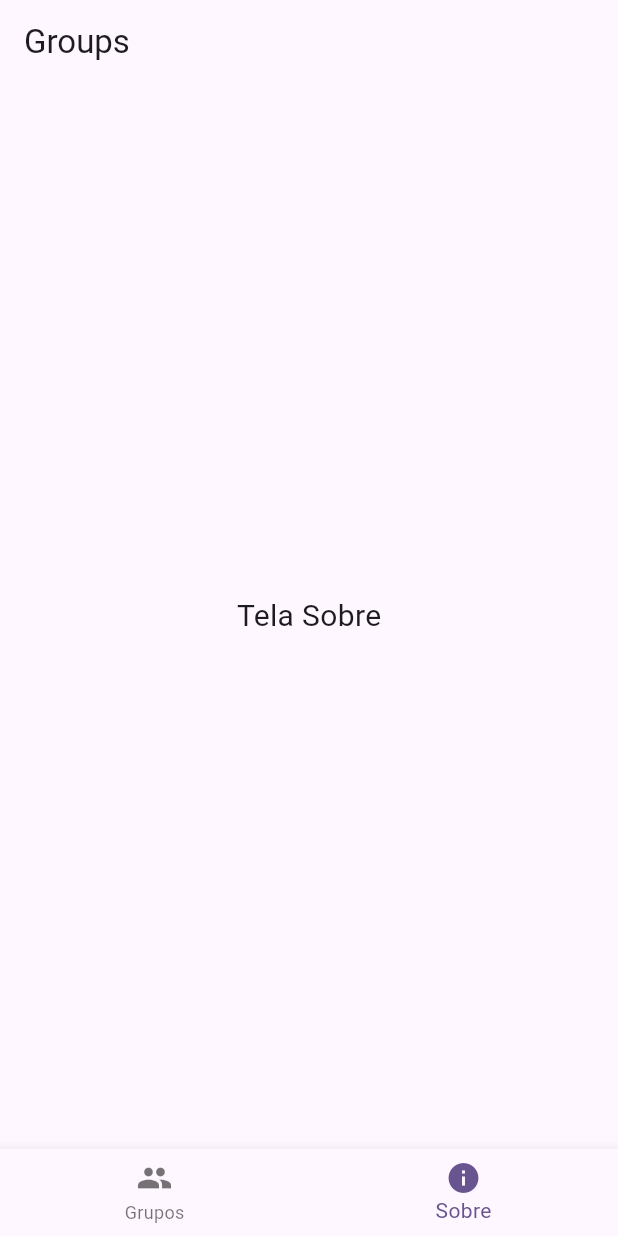
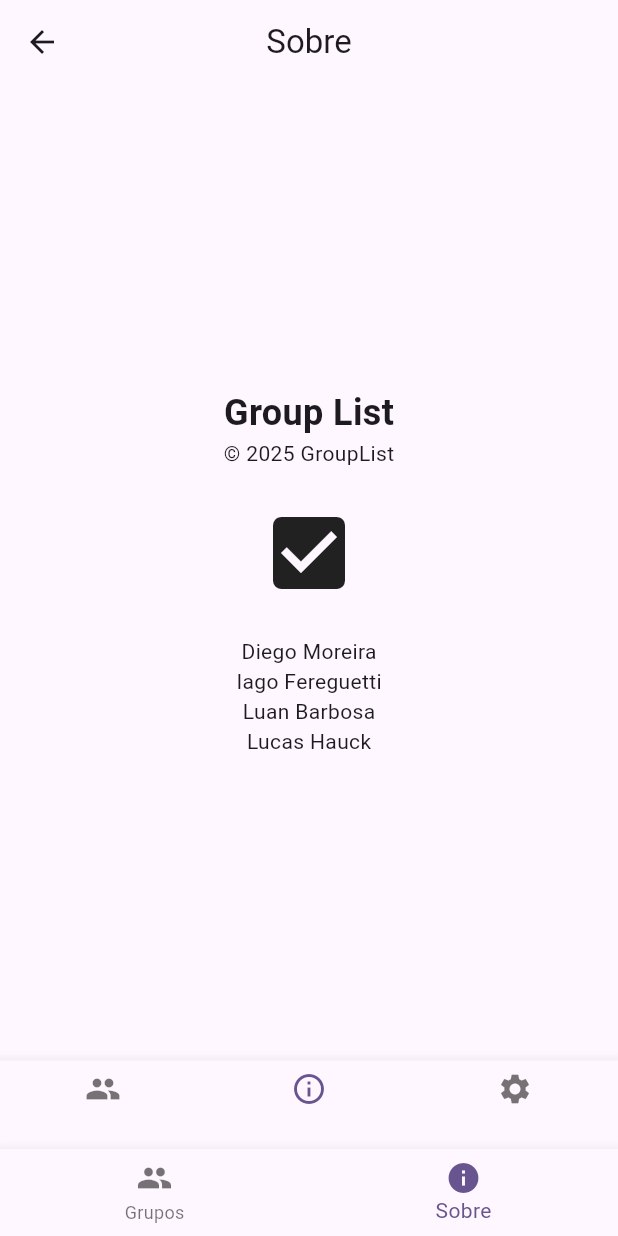
Before and after one commit to o-hauck/GroupList, a Flutter app: the screen it shows after launch, item 2 of the bottom bar chosen, on a phone screen of 412 x 824 dp. Run offline on Flutter 3.47's test engine with Material 3 defaults, Android fonts, the phone set to English and light mode, and no system bars; our stand-ins replace shared_preferences.

Commit message:
atualização do front end das telas

```diff
--- /dev/null
+++ b/grouplist/lib/about.dart
@@ -0,0 +1,73 @@
+import 'package:flutter/material.dart';
+
+void main() {
+  runApp(const GroupListApp());
+}
+
+class GroupListApp extends StatelessWidget {
+  const GroupListApp({super.key});
+
+  @override
+  Widget build(BuildContext context) {
+    return const MaterialApp(
+      home: AboutPage(),
+      debugShowCheckedModeBanner: false,
+    );
+  }
+}
+
+class AboutPage extends StatelessWidget {
+  const AboutPage({super.key});
+
+  @override
+  Widget build(BuildContext context) {
+    return Scaffold(
+      appBar: AppBar(
+        title: const Text("Sobre"),
+        centerTitle: true,
+        leading: IconButton(
+          icon: const Icon(Icons.arrow_back),
+          onPressed: () {
+            // Voltar
+          },
+        ),
+      ),
+      body: const Center(
+        child: Column(
+          mainAxisAlignment: MainAxisAlignment.center,
+          children: [
+            Text(
+              'Group List',
+              style: TextStyle(fontSize: 24, fontWeight: FontWeight.bold),
+            ),
+            Text('© 2025 GroupList'),
+            SizedBox(height: 24),
+            Icon(Icons.check_box, size: 64),
+            SizedBox(height: 24),
+            Text('Diego Moreira'),
+            Text('Iago Fereguetti'),
+            Text('Luan Barbosa'),
+            Text('Lucas Hauck'),
+          ],
+        ),
+      ),
+      bottomNavigationBar: BottomNavigationBar(
+        currentIndex: 1, // Ícone do meio selecionado
+        items: const [
+          BottomNavigationBarItem(
+            icon: Icon(Icons.group),
+            label: '',
+          ),
+          BottomNavigationBarItem(
+            icon: Icon(Icons.info_outline),
+            label: '',
+          ),
+          BottomNavigationBarItem(
+            icon: Icon(Icons.settings),
+            label: '',
+          ),
+        ],
+      ),
+    );
+  }
+}
```
Also changed, not shown: grouplist/lib/main.dart (+75 -23 lines).
